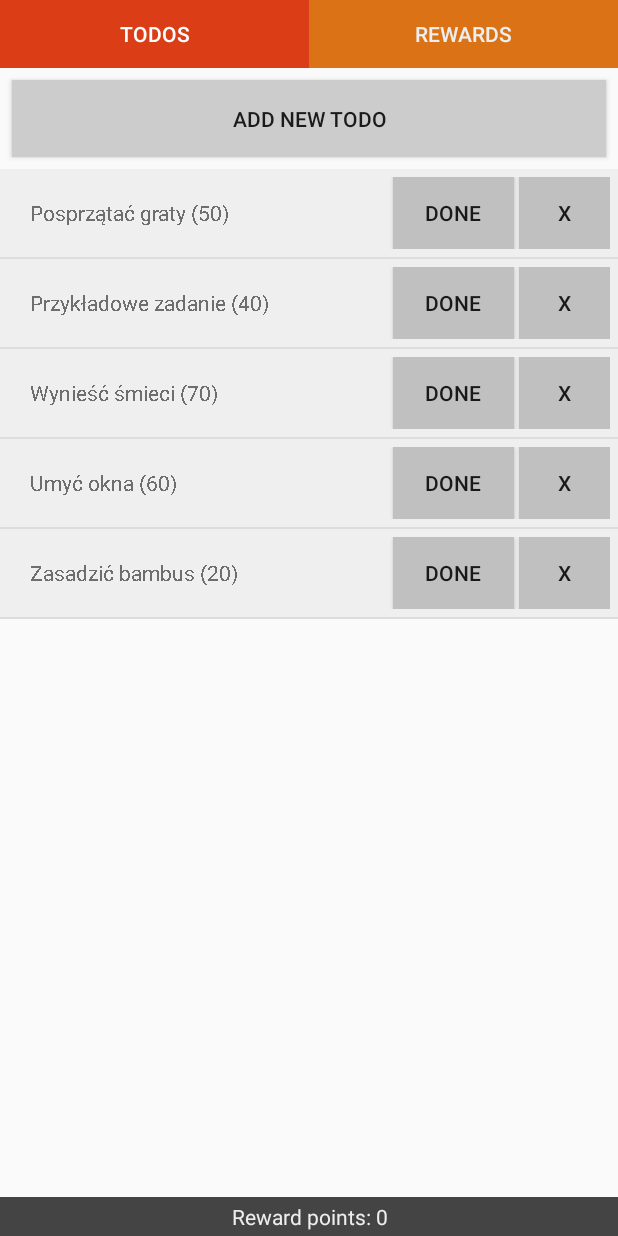
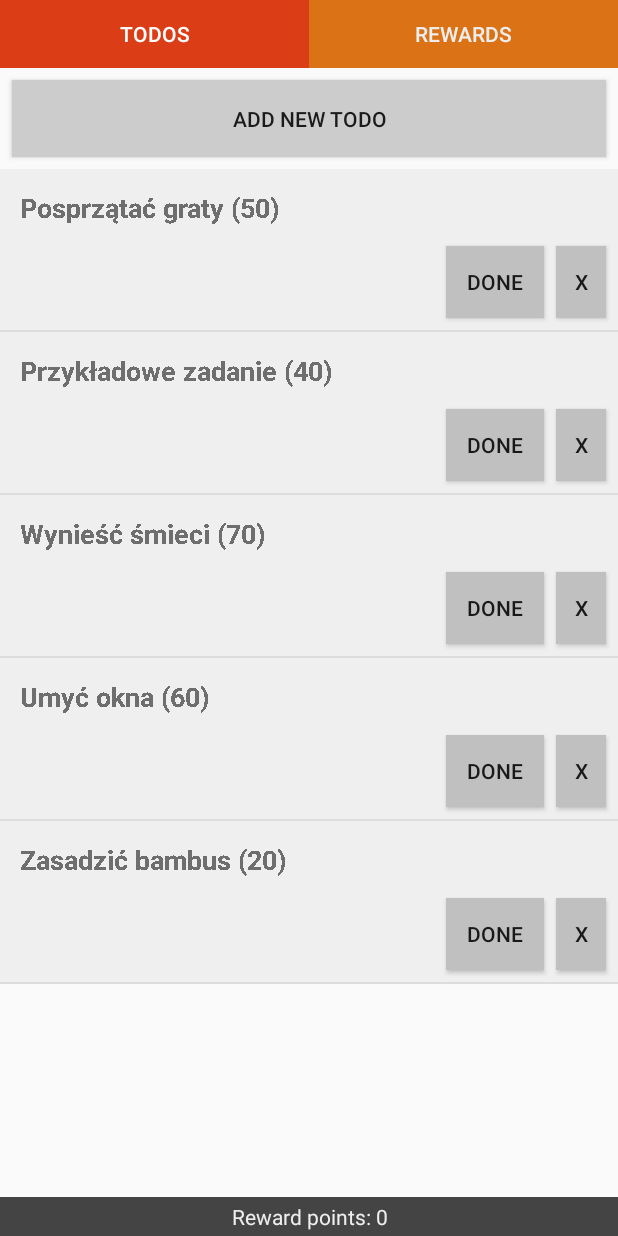
Before and after one commit to Smokovsky/motivatingList, an Android app: the screen it shows after launch (MainActivity), on a phone screen of 412 x 824 dp. Run offline under Robolectric (Android 15) with nearby library versions, the phone set to English and light mode, and no system bars.

Commit message:
Obsluga dat, rozbudowa adaptera

```diff
--- a/app/src/main/java/smokovsky/motivatinglist/controllers/activities/MainActivity.java
+++ b/app/src/main/java/smokovsky/motivatinglist/controllers/activities/MainActivity.java
@@ -1,5 +1,6 @@
 package smokovsky.motivatinglist.controllers.activities;
 
+import android.content.Context;
 import android.support.design.widget.TabLayout;
 import android.support.v4.app.Fragment;
 import android.support.v4.view.ViewPager;
@@ -8,6 +9,7 @@ import android.os.Bundle;
 
 import smokovsky.motivatinglist.R;
 import smokovsky.motivatinglist.controllers.adapters.ViewPagerAdapter;
+import smokovsky.motivatinglist.controllers.fileController.FileIO;
 import smokovsky.motivatinglist.controllers.fragments.TodoListFragment;
 import smokovsky.motivatinglist.model.Profile;
 
@@ -15,12 +17,14 @@ public class MainActivity extends AppCompatActivity {
 
     private TabLayout tablayout;
     private ViewPager viewPager;
-
-    public static Profile profile = new Profile();
+    public static Profile profile;
 
     @Override
     protected void onCreate(Bundle savedInstanceState) {
         super.onCreate(savedInstanceState);
+
+        // ŁADOWANIE Z PLIKU LUB TWORZENIE PUSTEGO (e)
+        profile = FileIO.loadDataFromFile(this);
         setContentView(R.layout.activity_main);
 
         tablayout = (TabLayout) findViewById(R.id.tab_layout);
--- a/app/src/main/java/smokovsky/motivatinglist/controllers/adapters/TodoAdapter.java
+++ b/app/src/main/java/smokovsky/motivatinglist/controllers/adapters/TodoAdapter.java
@@ -3,6 +3,7 @@ package smokovsky.motivatinglist.controllers.adapters;
 import android.content.Context;
 import android.graphics.Color;
 import android.graphics.Paint;
+import android.support.constraint.ConstraintLayout;
 import android.view.LayoutInflater;
 import android.view.View;
 import android.view.ViewGroup;
@@ -12,10 +13,11 @@ import android.widget.LinearLayout;
 import android.widget.TextView;
 import android.widget.Toast;
 
+import org.w3c.dom.Text;
+
 import java.util.ArrayList;
 
 import smokovsky.motivatinglist.R;
-import smokovsky.motivatinglist.controllers.activities.MainActivity;
 import smokovsky.motivatinglist.controllers.fileController.FileIO;
 import smokovsky.motivatinglist.controllers.fragments.TodoListFragment;
 import smokovsky.motivatinglist.model.Todo;
@@ -35,22 +37,24 @@ public class TodoAdapter extends ArrayAdapter<Todo> {
         LayoutInflater layoutInflater = LayoutInflater.from(getContext());
         final View todoRow = layoutInflater.inflate(R.layout.todo_row, parent, false);
 
+        final Todo todo = getItem(position);
+
         TextView todoName = (TextView) todoRow.findViewById(R.id.todo_name);
+        TextView todoRepeatable = (TextView) todoRow.findViewById(R.id.todo_repeatable);
+        TextView todoFinishDate = (TextView) todoRow.findViewById(R.id.todo_finish_date);
         Button doneTodoButton = (Button) todoRow.findViewById(R.id.todo_done_button);
         Button deleteTodoButton = (Button) todoRow.findViewById(R.id.todo_delete_button);
-        LinearLayout background = (LinearLayout) todoRow.findViewById(R.id.todo_background);
+        ConstraintLayout background = (ConstraintLayout) todoRow.findViewById(R.id.todo_background);
 
         deleteTodoButton.setOnClickListener(new View.OnClickListener(){
             @Override
             public void onClick(View v) {
+                todoList.remove(position);
                 Toast.makeText(getContext(), "Task has been deleted", Toast.LENGTH_SHORT).show();
-                if(getItem(position).getTodoStatus())
-                    MainActivity.profile.addPoints(-(getItem(position).getTodoRewardPoints()));
-                todoList.remove(position);
                 TodoListFragment.sortTodoListByStatus(todoList);
-                TodoListFragment.updatePointsMeter();
+                TodoListFragment.updatePointsMeter(todoList);
 //               ! tutaj zapisujemy dane !
-                FileIO.saveDataToFile(todoList, getContext());
+//                FileIO.saveDataToFile(todoList, getContext());
                 notifyDataSetChanged();
             }
         });
@@ -58,37 +62,46 @@ public class TodoAdapter extends ArrayAdapter<Todo> {
         doneTodoButton.setOnClickListener(new View.OnClickListener() {
             @Override
             public void onClick(View v) {
-                boolean todoStatus = getItem(position).getTodoStatus();
-                if(todoStatus) {
-                    MainActivity.profile.addPoints(-getItem(position).getTodoRewardPoints());
+                if(todo.getTodoRepeatable() == true) {
+                    Todo repeatableInstance = new Todo(todo);
+                    repeatableInstance.setTodoStatus(true);
+                    todoList.add(repeatableInstance);
                 } else {
-                    MainActivity.profile.addPoints(getItem(position).getTodoRewardPoints());
+                    todo.setTodoStatus(!todo.getTodoStatus());
                 }
-                getItem(position).setTodoStatus(!todoStatus);
                 TodoListFragment.sortTodoListByStatus(todoList);
-                //TODO punkty update wiodiku
-                TodoListFragment.updatePointsMeter();
+                TodoListFragment.updatePointsMeter(todoList);
+//                ! tutaj zapisujemy dane !
+//                FileIO.saveDataToFile(todoList, getContext());
                 notifyDataSetChanged();
             }
         });
 
-//        Zmiana wyglądu pozycji na podstawie todoStatus
-        if(getItem(position).getTodoStatus()) {
+        // Zmiana wyglądu na podstawie todoStatus
+        if(todo.getTodoStatus()) {
             background.setBackgroundColor(Color.rgb(128,128,128));
             todoName.setPaintFlags(Paint.STRIKE_THRU_TEXT_FLAG);
             doneTodoButton.setText("Undo");
             doneTodoButton.setBackgroundColor(Color.rgb(96,96,96));
             deleteTodoButton.setBackgroundColor(Color.rgb(96,96,96));
+            todoFinishDate.setVisibility(View.VISIBLE);
+            // Wpis powtarzalnego zadania - usuwamy undo
+            if(todo.getTodoRepeatable()==true)
+                doneTodoButton.setVisibility(View.INVISIBLE);
         } else {
             background.setBackgroundColor(Color.rgb(239, 239, 239));
             todoName.setPaintFlags(0);
             doneTodoButton.setText("Done");
             doneTodoButton.setBackgroundColor(Color.rgb(192,192,192));
             deleteTodoButton.setBackgroundColor(Color.rgb(192,192,192));
+            todoFinishDate.setVisibility(View.INVISIBLE);
         }
+        // Ukrywanie repeatable dla nie repeatable
+        if(!todo.getTodoRepeatable())
+            todoRepeatable.setHeight(0);
 
-        todoName.setText(getItem(position).getTodoName() + " (" + getItem(position).getTodoRewardPoints() + ")");
-
+        todoName.setText(todo.getTodoName() + " (" + todo.getTodoRewardPoints() + ")");
+        todoFinishDate.setText("Done " + todo.getTodoFinishDateTimeString());
         return todoRow;
     }
 }
--- a/app/src/main/java/smokovsky/motivatinglist/controllers/fragments/TodoListFragment.java
+++ b/app/src/main/java/smokovsky/motivatinglist/controllers/fragments/TodoListFragment.java
@@ -10,6 +10,7 @@ import android.widget.ArrayAdapter;
 import android.widget.Button;
 import android.widget.ListView;
 import android.widget.TextView;
+
 import java.util.ArrayList;
 import java.util.Collections;
 import java.util.Comparator;
@@ -26,7 +27,7 @@ public class TodoListFragment extends Fragment implements View.OnClickListener,
     public static TextView pointsMeter;
 
 
-    public ArrayList<Todo> todoList;
+    public ArrayList<Todo> todoList = MainActivity.profile.getTodoList();
     private ArrayAdapter<Todo> todoAdapter;
 
     @Override
@@ -44,11 +45,10 @@ public class TodoListFragment extends Fragment implements View.OnClickListener,
 //        todo: tutaj wczytujemy dane
 //        todoList = FileIO.loadDataFromFile(getContext());
 
-
 //        --------------------------------------------------------
 //        AKTUALNIE AKTYWNE
-//        todo: tutaj w zastepstwie jest generowany nowy ArrayList i kilka obiektów
-        todoList = new ArrayList<Todo>();
+//        todo: tutaj w zastepstwie jest generowane kilka obiektów
+
         todoList.add(new Todo("Posprzątać graty", false, 50));
         todoList.add(new Todo("Przykładowe zadanie", false, 40));
         todoList.add(new Todo("Wynieść śmieci", false, 70));
@@ -58,12 +58,11 @@ public class TodoListFragment extends Fragment implements View.OnClickListener,
 
         todoAdapter = new TodoAdapter(getContext(), todoList);
         todoListView.setAdapter(todoAdapter);
-
         addNewTaskButton.setOnClickListener(this);
         todoListView.setOnItemClickListener(this);
 
         sortTodoListByStatus(todoList);
-        updatePointsMeter();
+        updatePointsMeter(todoList);
         todoAdapter.notifyDataSetChanged();
 
         return view;
@@ -92,6 +91,19 @@ public class TodoListFragment extends Fragment implements View.OnClickListener,
         }
     }
 
+    private void openNewTodoFragment(){
+        try {
+            getActivity()
+                    .getSupportFragmentManager()
+                    .beginTransaction()
+                    .replace(R.id.fragment_todo_list, TodoNewFragment.newInstance(todoList, todoAdapter))
+                    .addToBackStack(null)
+                    .commit();
+        } catch (Exception e){
+            e.printStackTrace();
+        }
+    }
+
     private void openEditTodoFragment(int position){
         try {
             getActivity()
@@ -105,21 +117,13 @@ public class TodoListFragment extends Fragment implements View.OnClickListener,
         }
     }
 
-    private void openNewTodoFragment(){
-        try {
-            getActivity()
-                    .getSupportFragmentManager()
-                    .beginTransaction()
-                    .replace(R.id.fragment_todo_list, TodoNewFragment.newInstance(todoList, todoAdapter))
-                    .addToBackStack(null)
-                    .commit();
-        } catch (Exception e){
-            e.printStackTrace();
-        }
-    }
-
-    public static void updatePointsMeter(){
-        pointsMeter.setText("Reward points: " + new Integer(MainActivity.profile.getPoints()).toString());
+    public static void updatePointsMeter(ArrayList<Todo> todoList){
+        int points = 0;
+        for(int i = 0; i < todoList.size(); i++)
+            if(todoList.get(i).getTodoStatus())
+                points += todoList.get(i).getTodoRewardPoints();
+        MainActivity.profile.setPoints(points);
+        pointsMeter.setText("Reward points: " + points);
     }
 
 
--- a/app/src/main/java/smokovsky/motivatinglist/model/Profile.java
+++ b/app/src/main/java/smokovsky/motivatinglist/model/Profile.java
@@ -1,4 +1,6 @@
 package smokovsky.motivatinglist.model;
+
+import java.util.ArrayList;
 
 public class Profile {
 
@@ -6,16 +8,27 @@ public class Profile {
 
     int points;
 
+    ArrayList<Todo> todoList;
+
     public Profile(){
         name = "Unnamed";
-        points=0;
+        points = 0;
+        todoList = new ArrayList<Todo>();
     }
 
-    public void addPoints(int points){
-        this.points+=points;
+    public void setPoints(int points){
+        this.points = points;
     }
 
     public int getPoints(){
         return points;
     }
+
+    public ArrayList<Todo> getTodoList(){
+        return todoList;
+    }
+
+    public void setTodoList(ArrayList<Todo> todoList){
+        this.todoList = todoList;
+    }
 }
--- a/app/src/main/java/smokovsky/motivatinglist/model/Todo.java
+++ b/app/src/main/java/smokovsky/motivatinglist/model/Todo.java
@@ -18,12 +18,15 @@ public class Todo {
 
     Date todoSetupDateTime;
 
+    Date todoFinishDateTime;
+
     public Todo (String todoName, boolean repeatable, int todoRewardPoints){
         this.todoName = todoName;
         this.todoStatus = false;
         this.todoRepeatable = repeatable;
         this.todoRewardPoints = todoRewardPoints;
         todoSetupDateTime = Calendar.getInstance().getTime();
+        todoFinishDateTime = new Date();
     }
 
     public Todo(){
@@ -32,6 +35,16 @@ public class Todo {
         todoRepeatable = false;
         todoRewardPoints = 0;
         todoSetupDateTime = Calendar.getInstance().getTime();
+        todoFinishDateTime = new Date();
+    }
+
+    public Todo(Todo repeatableInstance){
+        todoName = repeatableInstance.getTodoName();
+        todoStatus = true;
+        todoRepeatable = true;
+        todoRewardPoints = repeatableInstance.getTodoRewardPoints();
+        todoSetupDateTime = repeatableInstance.getTodoSetupDateTime();
+        todoFinishDateTime = new Date();
     }
 
     public String getTodoName() {
@@ -54,10 +67,22 @@ public class Todo {
 
     public void setTodoRepeatable(boolean todoRepeatable) { this.todoRepeatable = todoRepeatable; }
 
-    public String getTodoDateTime() {
+    public Date getTodoSetupDateTime(){ return todoSetupDateTime; }
+
+    public String getTodoSetupDateTimeString() {
         DateFormat df = new SimpleDateFormat("MM/dd/yyyy HH:mm:ss");
-        String todoDatTime = df.format(todoSetupDateTime);
-        return todoDatTime;
+        String todoNewDateTime = df.format(todoSetupDateTime);
+        return todoNewDateTime;
+    }
+
+    public String getTodoFinishDateTimeString(){
+        DateFormat df = new SimpleDateFormat("MM/dd/yyyy HH:mm:ss");
+        String todoEndDateTime = df.format(todoFinishDateTime);
+        return todoEndDateTime;
+    }
+
+    public void setTodoFinishDateTime(){
+        todoFinishDateTime = Calendar.getInstance().getTime();
     }
 
 }
--- a/app/src/main/res/layout/todo_row.xml
+++ b/app/src/main/res/layout/todo_row.xml
@@ -2,51 +2,80 @@
 <android.support.constraint.ConstraintLayout
     xmlns:android="http://schemas.android.com/apk/res/android"
     xmlns:app="http://schemas.android.com/apk/res-auto"
+    xmlns:tools="http://schemas.android.com/tools"
+    android:id="@+id/todo_background"
     android:layout_width="match_parent"
     android:layout_height="match_parent"
     android:descendantFocusability="blocksDescendants"
     android:orientation="vertical">
-
-    <LinearLayout
-        android:id="@+id/todo_background"
-        android:layout_width="match_parent"
-        android:layout_height="0dp"
-        android:background="#EEE"
-        android:orientation="horizontal"
-        android:paddingStart="20dp"
-        android:paddingTop="5dp"
-        android:paddingEnd="5dp"
-        android:paddingBottom="5dp"
-        app:layout_constraintTop_toTopOf="parent">
 
     <TextView
         android:id="@+id/todo_name"
         android:layout_width="0dp"
         android:layout_height="wrap_content"
         android:layout_gravity="center_vertical"
-            android:layout_marginTop="5dp"
-            android:layout_marginBottom="5dp"
-            android:layout_weight="12"
+        android:layout_margin="8dp"
         android:gravity="center_vertical"
-            android:paddingRight="5dp"
-            android:text="TextView" />
+        android:padding="5dp"
+        android:paddingBottom="0dp"
+        android:textSize="18sp"
+        android:textStyle="bold"
+        app:layout_constraintEnd_toEndOf="parent"
+        app:layout_constraintStart_toStartOf="parent"
+        app:layout_constraintTop_toTopOf="parent" />
+
+    <TextView
+        android:id="@+id/todo_repeatable"
+        android:layout_width="0dp"
+        android:layout_height="wrap_content"
+        android:layout_gravity="center_vertical"
+        android:layout_margin="0dp"
+        android:gravity="center_vertical"
+        android:paddingLeft="15dp"
+        android:text="Repeatable"
+        app:layout_constraintEnd_toEndOf="parent"
+        app:layout_constraintHorizontal_bias="1.0"
+        app:layout_constraintStart_toStartOf="parent"
+        app:layout_constraintTop_toBottomOf="@+id/todo_name" />
 
     <Button
         android:id="@+id/todo_done_button"
-            android:layout_width="0dp"
+        android:layout_width="65dp"
         android:layout_height="wrap_content"
         android:layout_gravity="center_horizontal|center_vertical"
-            android:layout_weight="4"
-            android:text="DONE" />
+        android:layout_marginTop="8dp"
+        android:layout_marginEnd="8dp"
+        android:layout_marginBottom="8dp"
+        android:text="DONE"
+        app:layout_constraintBottom_toBottomOf="parent"
+        app:layout_constraintEnd_toStartOf="@+id/todo_delete_button"
+        app:layout_constraintTop_toBottomOf="@+id/todo_repeatable" />
 
     <Button
         android:id="@+id/todo_delete_button"
-            android:layout_width="0dp"
+        android:layout_width="33dp"
         android:layout_height="wrap_content"
         android:layout_gravity="center_horizontal|center_vertical"
-            android:layout_marginStart="3dp"
-            android:layout_weight="3"
-            android:text="X" />
-    </LinearLayout>
+        android:layout_marginTop="8dp"
+        android:layout_marginEnd="8dp"
+        android:layout_marginBottom="8dp"
+        android:text="X"
+        app:layout_constraintBottom_toBottomOf="parent"
+        app:layout_constraintEnd_toEndOf="parent"
+        app:layout_constraintTop_toBottomOf="@+id/todo_repeatable" />
+
+    <TextView
+        android:id="@+id/todo_finish_date"
+        android:layout_width="wrap_content"
+        android:layout_height="wrap_content"
+        android:layout_marginStart="8dp"
+        android:layout_marginTop="8dp"
+        android:layout_marginEnd="8dp"
+        android:layout_marginBottom="8dp"
+        android:text="TextView"
+        app:layout_constraintBottom_toBottomOf="parent"
+        app:layout_constraintEnd_toStartOf="@+id/todo_done_button"
+        app:layout_constraintStart_toStartOf="parent"
+        app:layout_constraintTop_toBottomOf="@+id/todo_repeatable" />
 
 </android.support.constraint.ConstraintLayout>
```
Also changed, not shown: app/src/main/java/smokovsky/motivatinglist/controllers/fileController/FileIO.java (+9 -10 lines), app/src/main/java/smokovsky/motivatinglist/controllers/fragments/TodoEditFragment.java (+29 -20 lines), app/src/main/java/smokovsky/motivatinglist/controllers/fragments/TodoNewFragment.java (+3 -4 lines), app/src/main/res/layout/fragment_todo_edit.xml (+52 -51 lines), app/src/main/res/layout/fragment_todo_new.xml (+27 -22 lines). Lines whose indentation alone changed are shown as unchanged.
